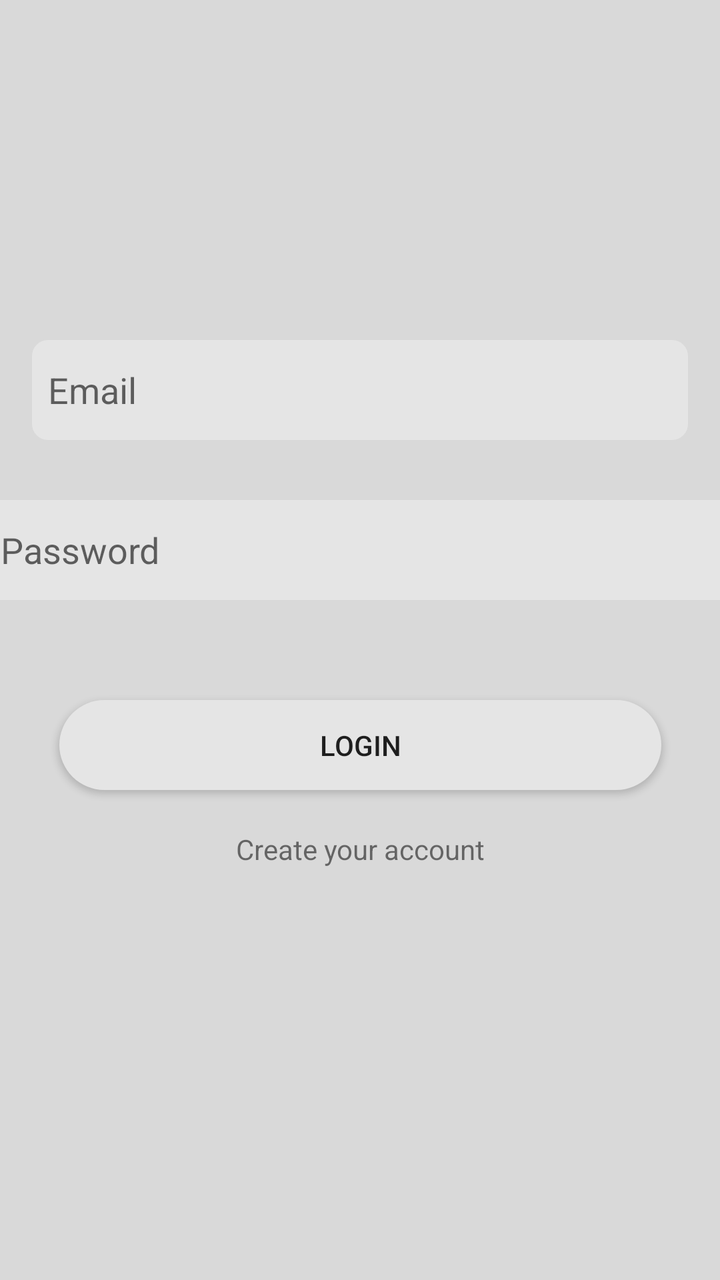
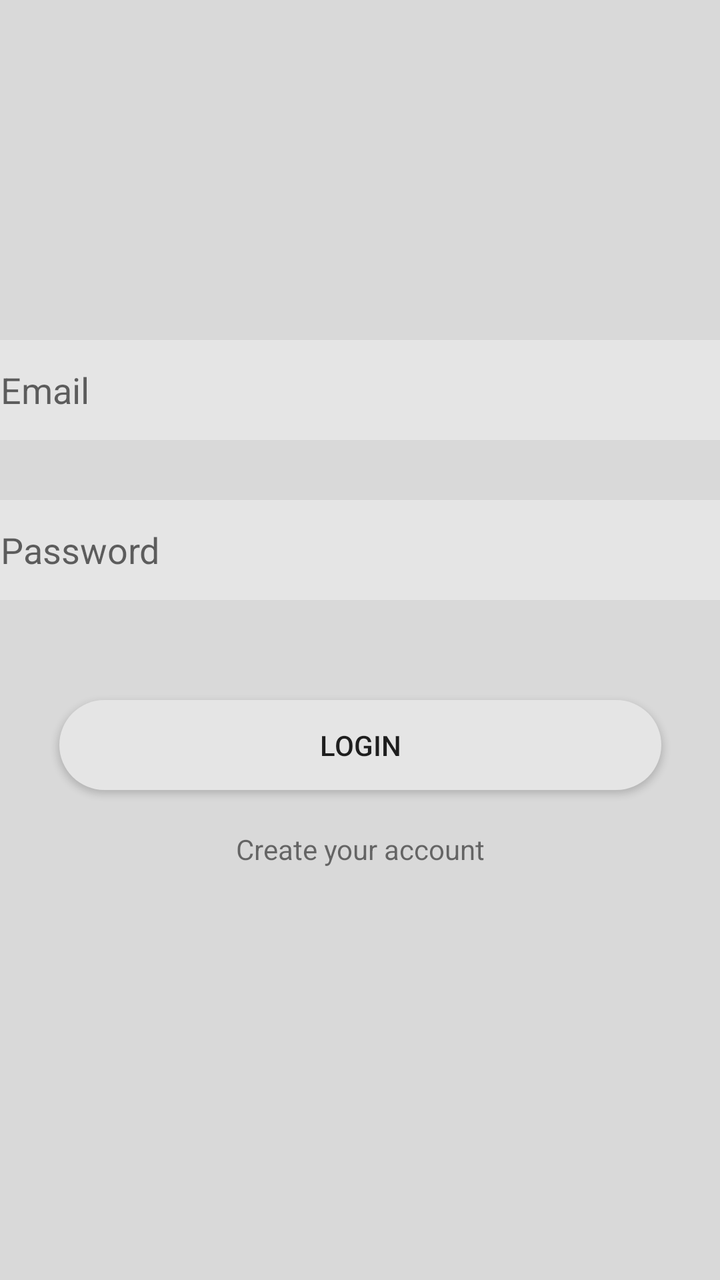

The first picture is an Android layout as it rendered before a commit; the second is the same layout after the commit. The layout source and the unified diff follow.
<!-- AndroidManifest.xml: application theme AppTheme -->
<!-- res/layout/activity_login.xml -->
<?xml version="1.0" encoding="utf-8"?>
<androidx.constraintlayout.widget.ConstraintLayout xmlns:android="http://schemas.android.com/apk/res/android"
    xmlns:app="http://schemas.android.com/apk/res-auto"
    xmlns:tools="http://schemas.android.com/tools"
    android:layout_width="match_parent"
    android:layout_height="match_parent"
    android:background="@color/bg_color"
    tools:context=".LoginActivity">

    <EditText
        android:id="@+id/edit_email_register"
        android:layout_width="0dp"
        android:layout_height="50dp"
        android:layout_marginStart="16dp"
        android:layout_marginTop="170dp"
        android:layout_marginEnd="16dp"
        android:autofillHints=""
        android:background="@drawable/bg_edittext_rounded"
        android:ems="10"
        android:hint="@string/login_email"
        android:inputType="textEmailAddress"
        android:paddingLeft="8dp"
        app:layout_constraintEnd_toEndOf="parent"
        app:layout_constraintHorizontal_bias="1.0"
        app:layout_constraintStart_toStartOf="parent"
        app:layout_constraintTop_toTopOf="parent" />

    <EditText
        android:id="@+id/edit_password_register"
        android:layout_width="376dp"
        android:layout_height="50dp"
        android:layout_marginStart="16dp"
        android:layout_marginTop="30dp"
        android:layout_marginEnd="16dp"
        android:background="@drawable/bg_edittext_rounded"
        android:ems="10"
        android:hint="@string/login_password"
        android:importantForAutofill="no"
        android:inputType="textPassword"
        android:paddingLeft="8dp"
        app:layout_constraintEnd_toEndOf="parent"
        app:layout_constraintStart_toStartOf="parent"
        app:layout_constraintTop_toBottomOf="@+id/edit_email_register" />

    <Button
        android:id="@+id/btn_register"
        android:layout_width="301dp"
        android:layout_height="45dp"
        android:layout_marginStart="16dp"
        android:layout_marginTop="50dp"
        android:layout_marginEnd="16dp"
        android:background="@drawable/bg_button_rounded"
        android:text="@string/login_button"
        app:layout_constraintEnd_toEndOf="parent"
        app:layout_constraintStart_toStartOf="parent"
        app:layout_constraintTop_toBottomOf="@+id/edit_password_register" />

    <TextView
        android:id="@+id/textview_register_login"
        android:layout_width="wrap_content"
        android:layout_height="wrap_content"
        android:layout_marginTop="20dp"
        android:text="@string/login_create_account"
        app:layout_constraintEnd_toEndOf="@+id/btn_register"
        app:layout_constraintStart_toStartOf="@+id/btn_register"
        app:layout_constraintTop_toBottomOf="@+id/btn_register" />

    <Spinner
        android:id="@+id/spinner"
        android:layout_width="395dp"
        android:layout_height="wrap_content"
        android:layout_marginStart="8dp"
        android:layout_marginEnd="8dp"
        android:layout_marginBottom="273dp"
        app:layout_constraintBottom_toBottomOf="parent"
        app:layout_constraintEnd_toEndOf="parent"
        app:layout_constraintStart_toStartOf="parent"
        app:layout_constraintTop_toBottomOf="@+id/textview_register_login" />

</androidx.constraintlayout.widget.ConstraintLayout>
<!-- resources referenced by this layout -->
<resources>
  <color name="bg_color">#d9d9d9</color>
  <!-- drawable bg_button_rounded (drawable) -->
  <?xml version="1.0" encoding="utf-8"?>
  <shape xmlns:android="http://schemas.android.com/apk/res/android">
      <solid android:color="@color/white"/>
      
      <corners android:radius="25dp"/>
  </shape>
  <!-- drawable bg_edittext_rounded (drawable) -->
  <?xml version="1.0" encoding="utf-8"?>
  <shape xmlns:android="http://schemas.android.com/apk/res/android">
      <solid android:color="@color/white"/>
      <corners android:radius="8dp"/>
  </shape>
  <string name="login_button">Login</string>
  <string name="login_create_account">Create your account</string>
  <string name="login_email">Email</string>
  <string name="login_password">Password</string>
  <style name="AppTheme" parent="Theme.AppCompat.Light.NoActionBar">
          
          <item name="colorPrimary">@color/colorPrimary</item>
          <item name="colorPrimaryDark">@color/colorPrimaryDark</item>
          <item name="colorAccent">@color/colorAccent</item>
      </style>
  <color name="white">#e5e5e5</color>
  <color name="colorPrimary">#008577</color>
  <color name="colorPrimaryDark">#00574B</color>
  <color name="colorAccent">#D81B60</color>
</resources>

<!-- the commit's change to res/layout/activity_login.xml (unified diff, before → after) -->
@@ -11,18 +11,15 @@
         android:id="@+id/edit_email_register"
         android:layout_width="0dp"
         android:layout_height="50dp"
-        android:layout_marginStart="16dp"
         android:layout_marginTop="170dp"
-        android:layout_marginEnd="16dp"
         android:autofillHints=""
         android:background="@drawable/bg_edittext_rounded"
         android:ems="10"
         android:hint="@string/login_email"
         android:inputType="textEmailAddress"
         android:paddingLeft="8dp"
-        app:layout_constraintEnd_toEndOf="parent"
-        app:layout_constraintHorizontal_bias="1.0"
-        app:layout_constraintStart_toStartOf="parent"
+        app:layout_constraintEnd_toEndOf="@+id/edit_password_register"
+        app:layout_constraintStart_toStartOf="@+id/edit_password_register"
         app:layout_constraintTop_toTopOf="parent" />
 
     <EditText
